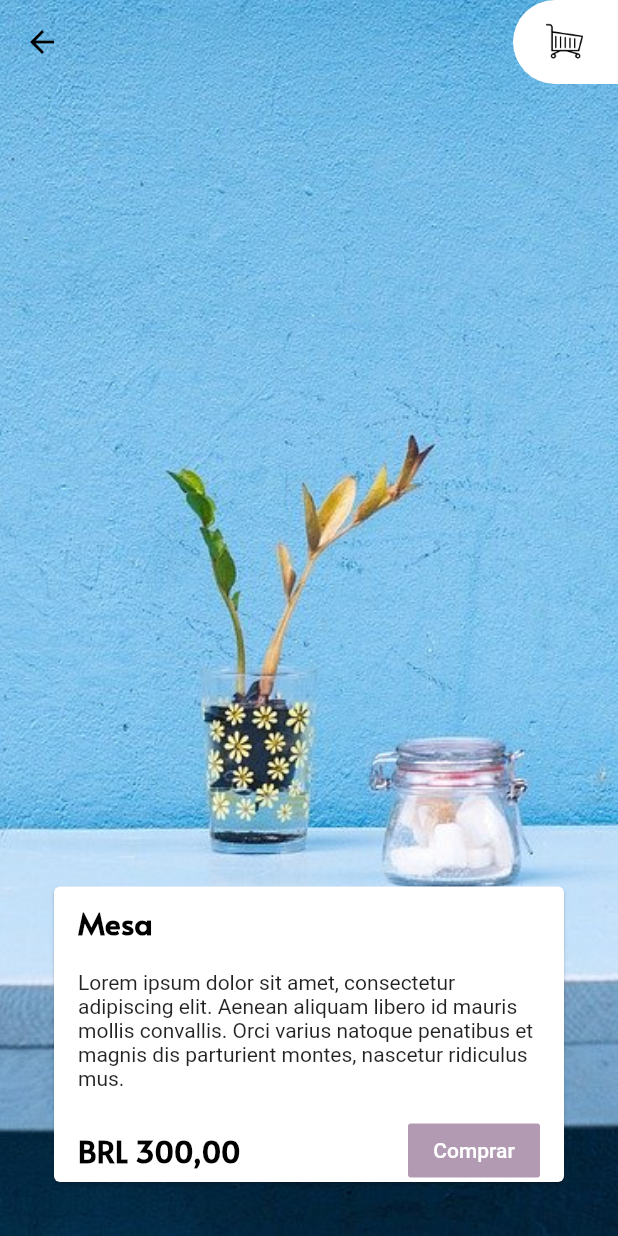
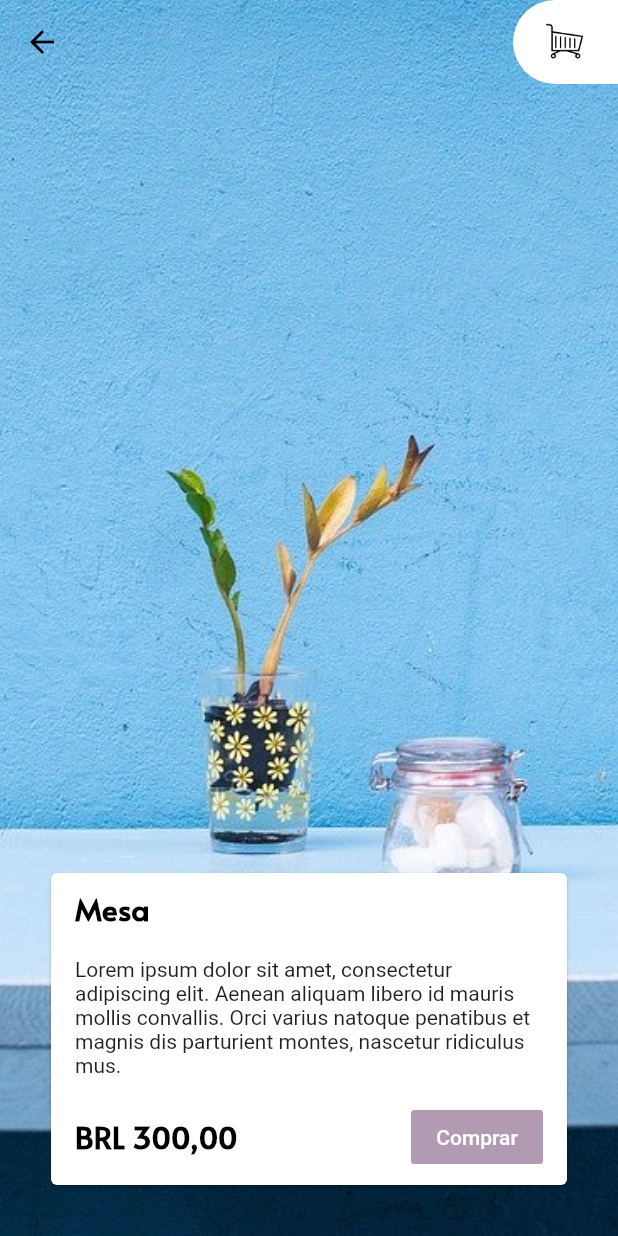
Before and after one commit to lucianoluzzi/flutter_ui, a Flutter app: the screen it shows after launch, after a tap on "Mesa", on a phone screen of 412 x 824 dp. Run offline on Flutter 3.47's test engine with Material 2 defaults, Android fonts, the phone set to English and light mode, and no system bars.

```diff
--- a/lib/paginas/detalhes.dart
+++ b/lib/paginas/detalhes.dart
@@ -21,12 +21,22 @@ class Detalhes extends StatelessWidget {
         body: Align(
           alignment: Alignment.bottomCenter,
           child: Container(
-            margin: EdgeInsets.all(32),
-            height: 205,
-            child: CardDetalhes(
-              movel: movel,
+            margin: EdgeInsets.all(30),
+            child: Wrap(
+              children: [
+                CardDetalhes(
+                  movel: movel,
+                ),
+              ],
             ),
           ),
+          // Container(
+          //   margin: EdgeInsets.all(32),
+          //   height: 205,
+          //   child: CardDetalhes(
+          //     movel: movel,
+          //   ),
+          // ),
         ),
       ),
     );
```
Also changed, not shown: lib/paginas/main.dart (renamed from lib/main.dart), 1 other file.
